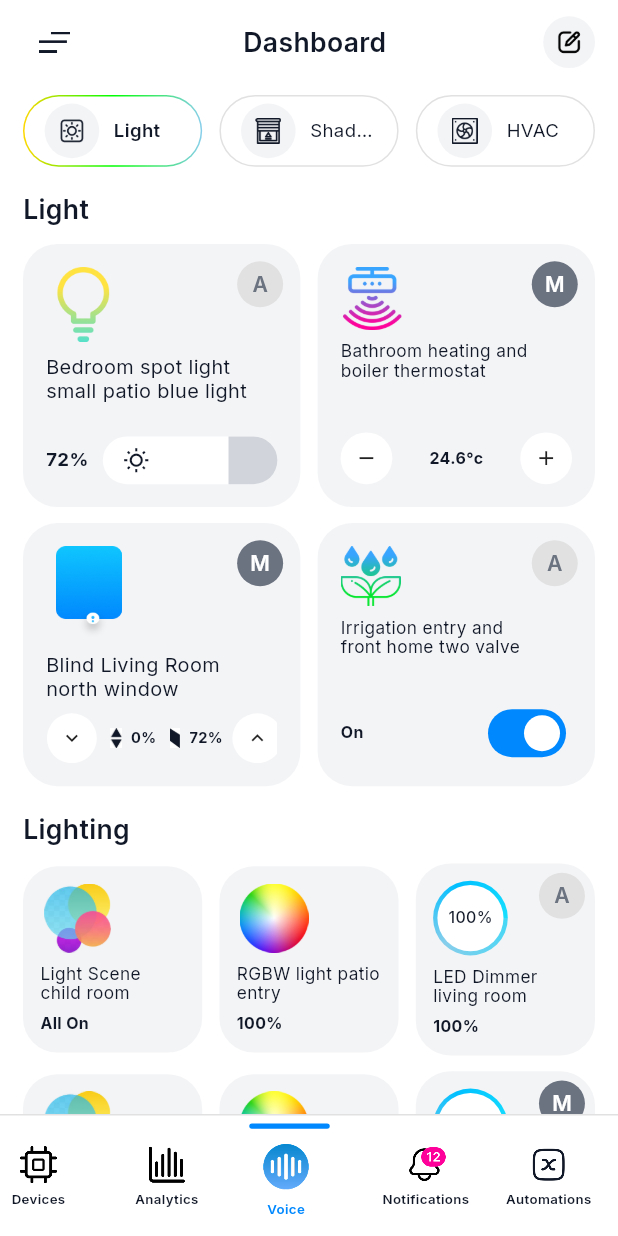
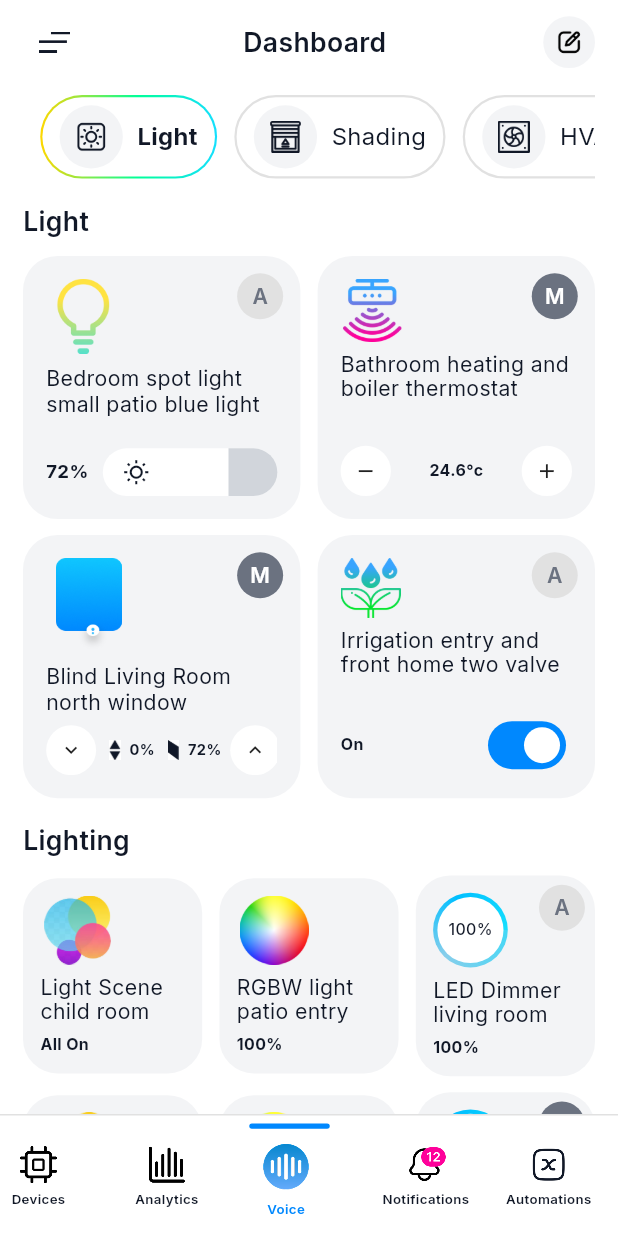
Before and after one commit to nizam-app/the_demo_app, a Flutter app: the HomeScreen screen opened by its route, on a phone screen of 412 x 824 dp. Run offline on Flutter 3.47's test engine with Material 3 defaults, Android fonts, the light colour scheme and no system bars; our stand-ins replace cached_network_image, flutter_cache_manager, flutter_riverpod, flutter_screenutil, flutter_svg, get and 4 more; accounts and stored records are empty; project files that could hold a hidden picture were left out.

Commit message:
same edite
Co-Authored-By: Shahed Ali <164641475+shahedroks@users.noreply.github.com>

```diff
--- a/lib/features/auth/logic/splash_login_check.dart
+++ b/lib/features/auth/logic/splash_login_check.dart
@@ -1,6 +1,6 @@
 import 'package:flutter/material.dart';
 import 'package:go_router/go_router.dart';
-import 'package:workpleis/features/auth/logic/login_scren.dart';
+import 'package:workpleis/features/auth/screens/login_scren.dart';
 import 'package:shared_preferences/shared_preferences.dart';
 
 import '../../nav_bar/screen/bottom_nav_bar.dart';
--- a/lib/features/auth/logic/login_scren.dart
+++ b/lib/features/auth/screens/login_scren.dart
@@ -2,7 +2,7 @@ import 'package:flutter/material.dart';
 import 'package:flutter_screenutil/flutter_screenutil.dart';
 import 'package:go_router/go_router.dart';
 import 'package:workpleis/core/constants/image_control/image_path.dart';
-import 'package:workpleis/features/auth/screens/home_screen.dart';
+import 'package:workpleis/features/home/screen/home_screen.dart';
 import 'package:workpleis/features/auth/screens/register_screen.dart';
 
 class LoginScreen extends StatefulWidget {
@@ -306,7 +306,7 @@ class _LoginScreenState extends State<LoginScreen> {
                   ),
                 ),
 
-                SizedBox(height: 130.h),
+                SizedBox(height: 110.h),
 
                 // "Don't have an account? Register" text
                 Center(
--- a/lib/features/auth/screens/home_screen.dart
+++ b/lib/features/home/screen/home_screen.dart
@@ -37,39 +37,39 @@ class HomeScreen extends StatelessWidget {
                     SizedBox(height: 16.h),
 
                     // ✅ Category pills (Light selected)
-                    Row(
-                      children: [
-                        Expanded(
-                          child: _CategoryPill(
+                    SizedBox(
+      height: 63.h,
+      child: ListView(
+        scrollDirection: Axis.horizontal,
+        padding: EdgeInsets.symmetric(horizontal: 12.w),
+        children: [
+          _CategoryPill(
             label: 'Light',
             isSelected: true,
             icon: Icons.lightbulb_outline,
             imagePath: 'assets/Mask group (3).png',
             onTap: () {},
           ),
-                        ),
           SizedBox(width: 12.w),
-                        Expanded(
-                          child: _CategoryPill(
+          _CategoryPill(
             label: 'Shading',
             isSelected: false,
             icon: Icons.blinds_outlined,
             imagePath: 'assets/Mask group (2).png',
             onTap: () {},
           ),
-                        ),
           SizedBox(width: 12.w),
-                        Expanded(
-                          child: _CategoryPill(
+          _CategoryPill(
             label: 'HVAC',
             isSelected: false,
             icon: Icons.ac_unit_outlined,
             imagePath: 'assets/Mask group (4).png',
             onTap: () {},
           ),
-                        ),
-                      ],
-                    ),
+        ],
+      ),
+    ),
+
 
                     SizedBox(height: 18.h),
 
@@ -479,7 +479,7 @@ Widget _buildThermostatCard({required String mode, required bool filled}) {
 
             Row(
               children: [
-                _CircleBtn(child: Icon(Icons.remove, size: 16.sp)),
+                _CircleBtn(child: Icon(Icons.remove, size: 20.sp)),
                 Expanded(
                   child: Center(
                     child: Text(
@@ -492,7 +492,7 @@ Widget _buildThermostatCard({required String mode, required bool filled}) {
                     ),
                   ),
                 ),
-                _CircleBtn(child: Icon(Icons.add, size: 16.sp)),
+                _CircleBtn(child: Icon(Icons.add, size: 20.sp)),
               ],
             ),
           ],
@@ -649,7 +649,7 @@ Widget _buildThermostatCard({required String mode, required bool filled}) {
             child: Text(
               deviceName,
               style: TextStyle(
-                fontSize: 13.sp,
+                fontSize: 16.sp,
                 color: const Color(0xFF111827),
                 height: 1.15,
               ),
@@ -798,115 +798,109 @@ class _CategoryPill extends StatelessWidget {
 
   @override
   Widget build(BuildContext context) {
-    return InkWell(
-      onTap: onTap,
-      borderRadius: BorderRadius.circular(999),
-      child: isSelected
-          ? Container(
-              height: 54.h,
-              decoration: BoxDecoration(
-                gradient: const LinearGradient(
-                  colors: [
-                    Color(0xFFFFD700), // Yellow
-                    Color(0xFF00FF00), // Green
-                    Color(0xFF87CEEB), // Light blue
-                  ],
-                ),
-                borderRadius: BorderRadius.circular(999),
-
-              ),
-              padding: const EdgeInsets.all(1),
-              child: Container(
-                decoration: BoxDecoration(
-                  color: Colors.white,
-                  borderRadius: BorderRadius.circular(999),
-                ),
-                padding: EdgeInsets.symmetric(horizontal: 14.w),
+    final radius = BorderRadius.circular(999);
+
+    // ✅ auto width based on content (text)
+    Widget pillBody(Widget child) {
+      return IntrinsicWidth(
+        child: ConstrainedBox(
+          constraints: BoxConstraints(
+            minWidth: 0,       // ✅ no extra forced width
+            maxWidth: 220.w,   // ✅ prevent too wide pills
+          ),
+          child: child,
+        ),
+      );
+    }
+
+    Widget innerRow({required bool selected}) {
+      return Padding(
+        padding: EdgeInsets.symmetric(horizontal: 12.w), // ✅ compact padding
         child: Row(
-                  children: [
+          mainAxisSize: MainAxisSize.min,
+          children: [
+            // ✅ icon circle
             Container(
-                      width: 38.w,
-                      height: 38.w,
+              width: 44.w,
+              height: 44.w,
               decoration: const BoxDecoration(
                 color: Color(0xFFF3F4F6),
                 shape: BoxShape.circle,
               ),
+              alignment: Alignment.center,
               child: imagePath != null
-                          ? Center(
-                              child: Image.asset(
+                  ? Image.asset(
                       imagePath!,
-                                width: 18.w,
-                                height: 18.w,
+                      width: 22.w,
+                      height: 22.w,
                       fit: BoxFit.contain,
-                              ),
                     )
-                          : Icon(icon, size: 18.sp, color: const Color(0xFF111827)),
+                  : Icon(icon, size: 20.sp, color: const Color(0xFF111827)),
             ),
             SizedBox(width: 10.w),
-                    Expanded(
-                      child: Text(
+
+            // ✅ full text (no ellipsis)
+            Text(
               label,
               maxLines: 1,
-                        overflow: TextOverflow.ellipsis,
+              softWrap: false,
+              overflow: TextOverflow.clip,
               style: TextStyle(
-                          fontSize: 14.sp,
-                          fontWeight: FontWeight.w600,
+                fontSize: 18.sp,
+                fontWeight: selected ? FontWeight.w700 : FontWeight.w400,
                 color: const Color(0xFF111827),
               ),
             ),
-                    ),
-                  ],
+          ],
+        ),
+      );
+    }
+
+    return InkWell(
+      onTap: onTap,
+      borderRadius: radius,
+      child: isSelected
+          ? pillBody(
+              Container(
+                height: 63.h,
+                decoration: BoxDecoration(
+                  gradient: const LinearGradient(
+                    begin: Alignment.centerLeft,
+                    end: Alignment.centerRight,
+                    colors: [
+                      Color(0xFFFFD700), // yellow
+                      Color(0xFF00FF99), // green-ish
+                      Color(0xFF15DFFE), // cyan
+                    ],
+                    stops: [0.0, 0.55, 1.0],
+                  ),
+                  borderRadius: radius,
+                ),
+                padding: EdgeInsets.all(1.6.r), // ✅ border thickness
+                child: Container(
+                  height: 63.h,
+                  decoration: BoxDecoration(
+                    color: Colors.white,
+                    borderRadius: radius,
+                  ),
+                  child: innerRow(selected: true),
                 ),
               ),
             )
-          : Container(
-              height: 54.h,
-              padding: EdgeInsets.symmetric(horizontal: 14.w),
+          : pillBody(
+              Container(
+                height: 63.h,
                 decoration: BoxDecoration(
-                color: Colors.white.withOpacity(0.74),
-                border: Border.all(color: const Color(0xFFE1E1E1), width: 1),
-                borderRadius: BorderRadius.circular(999),
-              ),
-              child: Row(
-                children: [
-                  Container(
-                    width: 38.w,
-                    height: 38.w,
-                    decoration: const BoxDecoration(
-                      color: Color(0xFFF3F4F6),
-                      shape: BoxShape.circle,
-                    ),
-                    child: imagePath != null
-                        ? Center(
-                            child: Image.asset(
-                              imagePath!,
-                              width: 18.w,
-                              height: 18.w,
-                              fit: BoxFit.contain,
-                            ),
-                          )
-                        : Icon(icon, size: 18.sp, color: const Color(0xFF111827)),
-                  ),
-                  SizedBox(width: 10.w),
-                  Expanded(
-                    child: Text(
-                      label,
-                      maxLines: 1,
-                      overflow: TextOverflow.ellipsis,
-                      style: TextStyle(
-                        fontSize: 14.sp,
-                        fontWeight: FontWeight.w400,
-                        color: const Color(0xFF111827),
-                      ),
-                    ),
-                  ),
-                ],
-              ),
-            ),
-    );
-  }
-}
-
+                  color: Colors.white,
+                  border: Border.all(color: const Color(0xFFE1E1E1), width: 1.5),
+                  borderRadius: radius,
+                ),
+                child: innerRow(selected: false),
+              ),
+            ),
+    );
+  }
+}
 class _SectionTitle extends StatelessWidget {
   const _SectionTitle(this.title);
 
@@ -982,7 +976,7 @@ class _CircleBtn extends StatelessWidget {
 
   @override
   Widget build(BuildContext context) {
-    final s = size ?? 36.w;
+    final s = size ?? 35.w;
     return Container(
       width: s,
       height: s,
@@ -1033,7 +1027,7 @@ class _LightDimmerCard extends StatelessWidget {
               Text(
                 title,
                 style: TextStyle(
-                  fontSize: 15.sp,
+                  fontSize: 16.sp,
                   fontWeight: FontWeight.w400,
                   color: const Color(0xFF111827),
                   height: 1.18,
@@ -1160,7 +1154,7 @@ class _ThermostatCard extends StatelessWidget {
               Expanded(
                 child: Text(
                   title,
-                  style: TextStyle(fontSize: 13.sp, color: const Color(0xFF111827), height: 1.15),
+                  style: TextStyle(fontSize: 16.sp, color: const Color(0xFF111827), height: 1.15),
                 ),
               ),
               SizedBox(height: 10.h),
@@ -1221,7 +1215,7 @@ class _BlindCard extends StatelessWidget {
                 child: Text(
                   title,
                   style: TextStyle(
-                    fontSize: 15.sp,
+                    fontSize: 16.sp,
                     fontWeight: FontWeight.w400,
                     color: const Color(0xFF111827),
                     height: 1.18,
@@ -1313,7 +1307,7 @@ class _ToggleCard extends StatelessWidget {
               Expanded(
                 child: Text(
                   title,
-                  style: TextStyle(fontSize: 13.sp, color: const Color(0xFF111827), height: 1.15),
+                  style: TextStyle(fontSize: 16.sp, color: const Color(0xFF111827), height: 1.15),
                 ),
               ),
               SizedBox(height: 6.h),
@@ -1474,7 +1468,7 @@ class _FavoritesRow extends StatelessWidget {
                   children: [
                     Text(
                       'Bedroom Thermostat\nparents room',
-                      style: TextStyle(fontSize: 13.sp, color: const Color(0xFF111827), height: 1.15),
+                      style: TextStyle(fontSize: 16.sp, color: const Color(0xFF111827), height: 1.15),
                       maxLines: 2,
                       overflow: TextOverflow.ellipsis,
                     ),
@@ -1482,9 +1476,9 @@ class _FavoritesRow extends StatelessWidget {
                     Row(
                       mainAxisAlignment: MainAxisAlignment.spaceBetween,
                       children: [
-                        _CircleBtn(child: Icon(Icons.remove, size: 18.sp)),
-                        Text('24.6°c', style: TextStyle(fontSize: 12.sp, fontWeight: FontWeight.w700)),
-                        _CircleBtn(child: Icon(Icons.add, size: 18.sp)),
+                        _CircleBtn(child: Icon(Icons.remove, size: 20.sp)),
+                        Text('24.6°c', style: TextStyle(fontSize: 14.sp, fontWeight: FontWeight.w700)),
+                        _CircleBtn(child: Icon(Icons.add, size: 20.sp)),
                       ],
                     ),
                   ],
@@ -1547,21 +1541,21 @@ class _ShadingTile extends StatelessWidget {
                   children: [
                     _ModeBadge(mode: mode, filled: modeFilled),
                     SizedBox(width: 10.w),
-                    Icon(Icons.arrow_downward, size: 16.sp),
+                    Icon(Icons.arrow_downward, size: 20.sp),
                     SizedBox(width: 4.w),
-                    Text('100%', style: TextStyle(fontSize: 12.sp, fontWeight: FontWeight.w700)),
+                    Text('100%', style: TextStyle(fontSize: 14.sp, fontWeight: FontWeight.w700)),
                     SizedBox(width: 10.w),
-                    Icon(Icons.volume_up_outlined, size: 16.sp),
+                    Icon(Icons.volume_up_outlined, size: 18.sp),
                     SizedBox(width: 4.w),
-                    Text('50%', style: TextStyle(fontSize: 12.sp, fontWeight: FontWeight.w700)),
-                  ],
-                ),
-              ],
-            ),
-          ),
-          _CircleBtn(child: Icon(Icons.keyboard_arrow_down, size: 20.sp)),
+                    Text('50%', style: TextStyle(fontSize: 14.sp, fontWeight: FontWeight.w700)),
+                  ],
+                ),
+              ],
+            ),
+          ),
+          _CircleBtn(child: Icon(Icons.keyboard_arrow_down, size: 13.sp)),
           SizedBox(width: 10.w),
-          _CircleBtn(child: Icon(Icons.keyboard_arrow_up, size: 20.sp)),
+          _CircleBtn(child: Icon(Icons.keyboard_arrow_up, size: 13.sp)),
         ],
       ),
     );
--- a/lib/routes/app_routes.dart
+++ b/lib/routes/app_routes.dart
@@ -1,8 +1,8 @@
 import 'package:flutter/material.dart';
 import 'package:go_router/go_router.dart';
 import 'package:workpleis/core/widget/global_snack_bar.dart';
-import 'package:workpleis/features/auth/logic/login_scren.dart';
-import 'package:workpleis/features/auth/screens/home_screen.dart';
+import 'package:workpleis/features/auth/screens/login_scren.dart';
+import 'package:workpleis/features/home/screen/home_screen.dart';
 import 'package:workpleis/features/auth/screens/register_screen.dart';
 import 'package:workpleis/features/auth/screens/splash_screen.dart';
 
```
Also changed, not shown: lib/features/auth/screens/devices_screen.dart (renamed from lib/features/auth/screens/dd.dart), pubspec.lock. Lines whose indentation alone changed are shown as unchanged.
